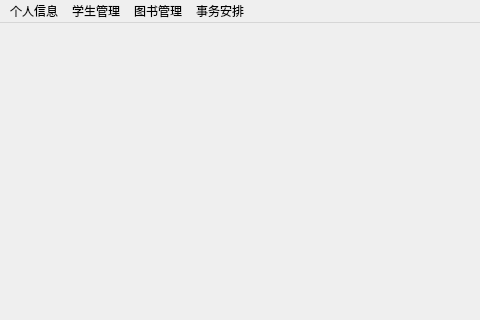
Qt form manage/administration.ui (mygitlearn/library) before a commit; both pictures show x 0 to 480 and y 0 to 320 of the 800 by 600 pixel window.
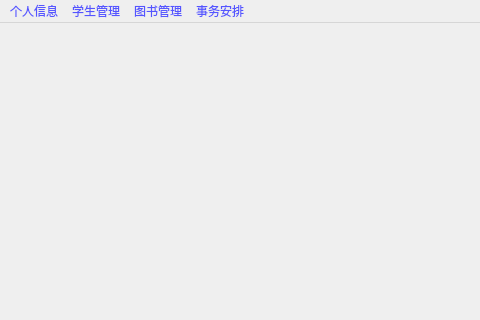
The same form after that commit.

The edit to the form file:
```diff
--- a/manage/administration.ui
+++ b/manage/administration.ui
@@ -13,6 +13,9 @@
   <property name="windowTitle">
    <string>MainWindow</string>
   </property>
+  <property name="styleSheet">
+   <string notr="true">color: rgb(85, 85, 255);</string>
+  </property>
   <property name="toolButtonStyle">
    <enum>Qt::ToolButtonIconOnly</enum>
   </property>
```
Left out of the diff: 37 changed lines with no effect on the pictures.
